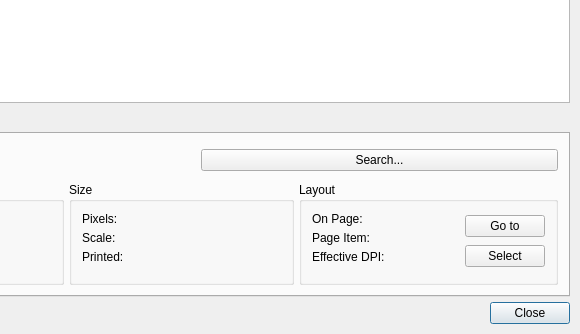
Above: scribus/ui/picstatus.ui from scribusproject/scribus before the change; both pictures show x 184 to 764 and y 130 to 464 of the 764 by 464 pixel window. Below: the same form after it.
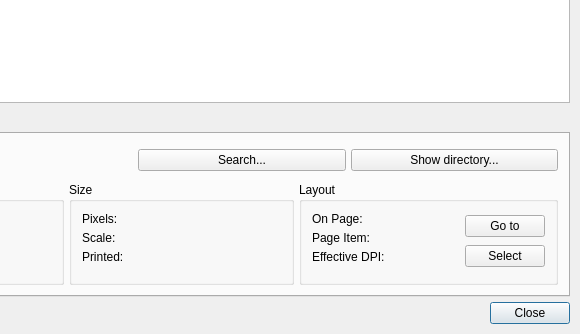
That is the form after the change. The open tabs and pages were chosen to show the change.

Commit message: #15349: Image Manager: show images in the file manager <ale> (+some refactoring)

```diff
--- a/scribus/ui/picstatus.ui
+++ b/scribus/ui/picstatus.ui
@@ -198,6 +198,22 @@
            </property>
           </widget>
          </item>
+         <item>
+          <widget class="QPushButton" name="fileManagerButton">
+           <property name="toolTip">
+            <string>Show Image in the File Manager</string>
+           </property>
+           <property name="text">
+            <string>Show directory...</string>
+           </property>
+           <property name="autoDefault">
+            <bool>false</bool>
+           </property>
+           <property name="flat">
+            <bool>false</bool>
+           </property>
+          </widget>
+         </item>
         </layout>
        </item>
        <item>
```
The commit also changes 2 other files.
